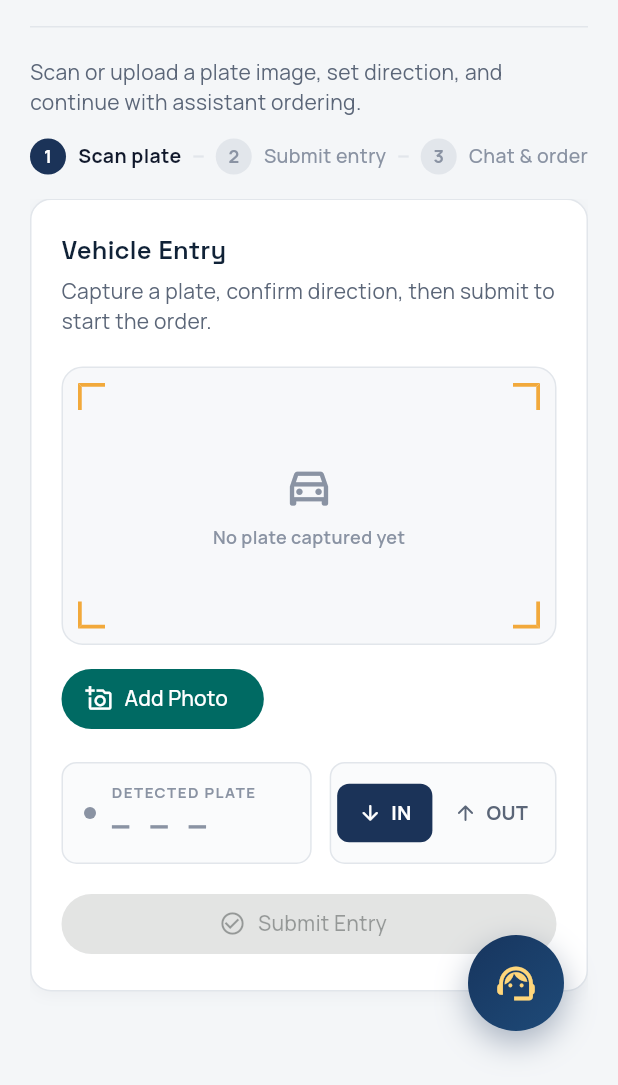
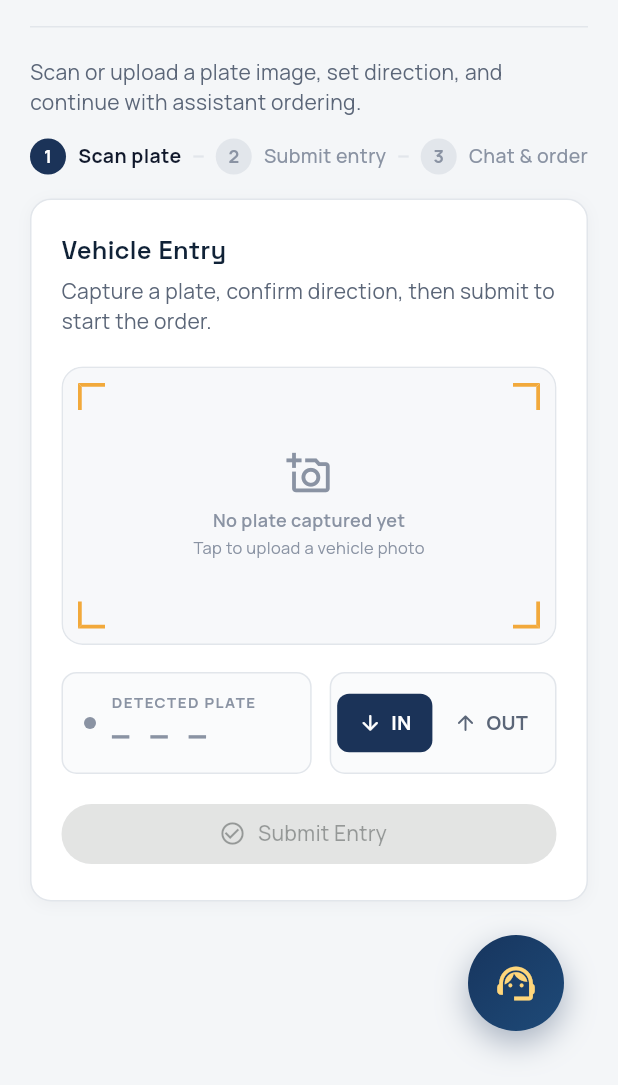
Before and after one commit to Jnyyy27/Drive-Thru-System, a Flutter app: the ScanChatPage screen opened by its route, on a phone screen of 412 x 824 dp, the part 151-1236 px from its top. Run offline on Flutter 3.47's test engine with Material 3 defaults, Android fonts, the light colour scheme and no system bars; our stand-ins replace dio, flutter_tts, go_router, google_fonts, image_picker, shared_preferences and 2 more; accounts and stored records are empty; network calls fail.

Commit message:
Amend ui

```diff
--- a/lib/features/scan/scan_chat_page.dart
+++ b/lib/features/scan/scan_chat_page.dart
@@ -470,8 +470,7 @@ class _ScanChatPageState extends State<ScanChatPage> {
             imageBytes: _selectedImageBytes,
             imageName: _selectedImageName,
             busy: _busy,
-            onCamera: () => _pickAndDetect(ImageSource.camera),
-            onGallery: () => _pickAndDetect(ImageSource.gallery),
+            onPick: () => _pickAndDetect(ImageSource.gallery),
           ),
           const SizedBox(height: 18),
           if (_statusText != null) ...[
@@ -751,15 +750,13 @@ class _CaptureArea extends StatelessWidget {
     required this.imageBytes,
     required this.imageName,
     required this.busy,
-    required this.onCamera,
-    required this.onGallery,
+    required this.onPick,
   });
 
   final Uint8List? imageBytes;
   final String? imageName;
   final bool busy;
-  final VoidCallback onCamera;
-  final VoidCallback onGallery;
+  final VoidCallback onPick;
 
   @override
   Widget build(BuildContext context) {
@@ -768,17 +765,22 @@ class _CaptureArea extends StatelessWidget {
     return Column(
       crossAxisAlignment: CrossAxisAlignment.start,
       children: [
-        ConstrainedBox(
+        Center(
+          child: ConstrainedBox(
             constraints: const BoxConstraints(maxHeight: 240),
             child: AspectRatio(
               aspectRatio: 16 / 9,
+              child: Material(
+                color: const Color(0xFFF7F8FA),
+                borderRadius: BorderRadius.circular(14),
+                clipBehavior: Clip.antiAlias,
+                child: InkWell(
+                  onTap: busy ? null : onPick,
                   child: Container(
                     decoration: BoxDecoration(
-                color: const Color(0xFFF7F8FA),
+                      border: Border.all(color: SpeedColors.line),
                       borderRadius: BorderRadius.circular(14),
-                border: Border.all(color: SpeedColors.line),
                     ),
-              clipBehavior: Clip.antiAlias,
                     child: Stack(
                       fit: StackFit.expand,
                       children: [
@@ -790,8 +792,8 @@ class _CaptureArea extends StatelessWidget {
                               mainAxisSize: MainAxisSize.min,
                               children: [
                                 Icon(
-                            Icons.directions_car_filled_outlined,
-                            size: 34,
+                                  Icons.add_a_photo_outlined,
+                                  size: 30,
                                   color: SpeedColors.inkFaint,
                                 ),
                                 SizedBox(height: 8),
@@ -801,6 +803,14 @@ class _CaptureArea extends StatelessWidget {
                                     color: SpeedColors.inkFaint,
                                     fontSize: 12,
                                     fontWeight: FontWeight.w600,
+                                  ),
+                                ),
+                                SizedBox(height: 2),
+                                Text(
+                                  'Tap to upload a vehicle photo',
+                                  style: TextStyle(
+                                    color: SpeedColors.inkFaint,
+                                    fontSize: 11,
                                   ),
                                 ),
                               ],
@@ -814,7 +824,7 @@ class _CaptureArea extends StatelessWidget {
                             child: _GhostChip(
                               icon: Icons.refresh,
                               label: 'Retake',
-                        onTap: busy ? null : onGallery,
+                              onTap: busy ? null : onPick,
                             ),
                           ),
                       ],
@@ -822,66 +832,20 @@ class _CaptureArea extends StatelessWidget {
                   ),
                 ),
               ),
+            ),
+          ),
+        ),
         if (imageName != null) ...[
           const SizedBox(height: 8),
-          Text(
+          Center(
+            child: Text(
               imageName!,
               style: const TextStyle(color: SpeedColors.inkFaint, fontSize: 11),
             ),
-        ],
-        const SizedBox(height: 12),
-        FilledButton.icon(
-          onPressed: busy ? null : () => _pickSource(context),
-          icon: const Icon(Icons.add_a_photo_outlined, size: 18),
-          label: Text(hasImage ? 'Retake Photo' : 'Add Photo'),
           ),
         ],
+      ],
     );
-  }
-
-  Future<void> _pickSource(BuildContext context) async {
-    final action = await showModalBottomSheet<VoidCallback>(
-      context: context,
-      backgroundColor: Colors.white,
-      shape: const RoundedRectangleBorder(
-        borderRadius: BorderRadius.vertical(top: Radius.circular(16)),
-      ),
-      builder: (sheetContext) => SafeArea(
-        child: Column(
-          mainAxisSize: MainAxisSize.min,
-          children: [
-            const SizedBox(height: 10),
-            Container(
-              width: 36,
-              height: 4,
-              decoration: BoxDecoration(
-                color: SpeedColors.line,
-                borderRadius: BorderRadius.circular(2),
-              ),
-            ),
-            const SizedBox(height: 8),
-            ListTile(
-              leading: const Icon(
-                Icons.photo_camera_outlined,
-                color: SpeedColors.navy,
-              ),
-              title: const Text('Use Camera'),
-              onTap: () => Navigator.pop(sheetContext, onCamera),
-            ),
-            ListTile(
-              leading: const Icon(
-                Icons.upload_file_outlined,
-                color: SpeedColors.navy,
-              ),
-              title: const Text('Pick File'),
-              onTap: () => Navigator.pop(sheetContext, onGallery),
-            ),
-            const SizedBox(height: 8),
-          ],
-        ),
-      ),
-    );
-    action?.call();
   }
 }
 
```
Also changed, not shown: lib/features/dashboard/dashboard_page.dart (+17 -23 lines). Lines whose indentation alone changed are shown as unchanged.
